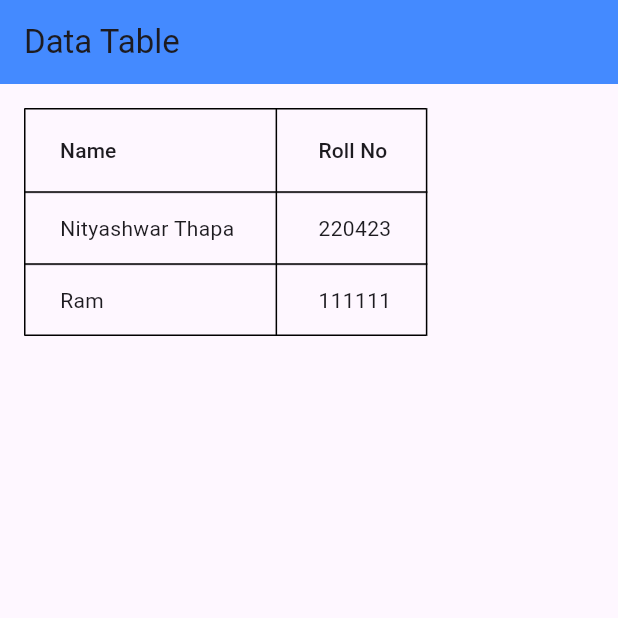
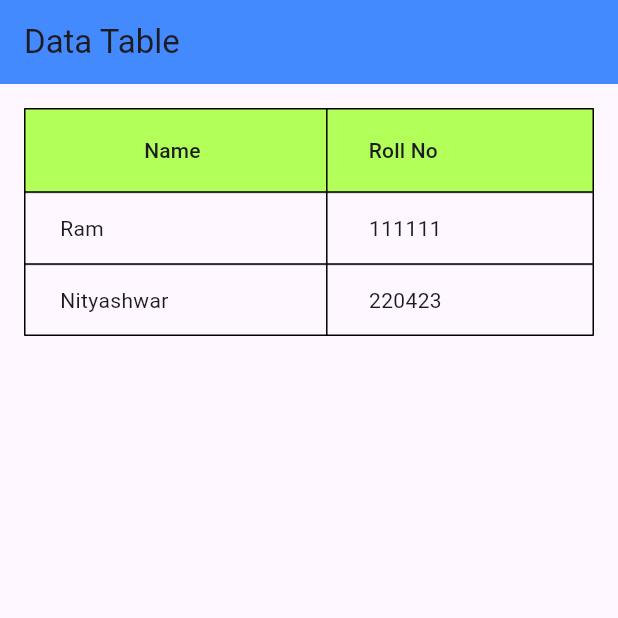
Before and after one commit to NityashwarThapa/flutterapp, a Flutter app: the screen it shows after launch, on a phone screen of 412 x 824 dp, the top half of it. Run offline on Flutter 3.47's test engine with Material 3 defaults, Android fonts, the phone set to English and light mode, and no system bars.

Commit message:
list and grid view

```diff
--- a/batch33/lib/app.dart
+++ b/batch33/lib/app.dart
@@ -18,7 +18,7 @@ class MyApp extends StatelessWidget {
   Widget build(BuildContext context) {
     return const MaterialApp(
       debugShowCheckedModeBanner: false,
-      home: DataTableScreen(),
+      home: DataTableView(),
     );
   }
 }
--- a/batch33/lib/list_and_grid_view.dart
+++ b/batch33/lib/list_and_grid_view.dart
@@ -1,22 +1,43 @@
 import 'package:flutter/material.dart';
 
-class DataTableScreen extends StatelessWidget {
-  const DataTableScreen({super.key});
+class DataTableView extends StatelessWidget {
+  const DataTableView({super.key});
 
   Widget displayDataTable() {
-    return DataTable(
+    return SizedBox(
+      height: double.infinity,
+      width: double.infinity,
+      child: DataTable(
+        headingRowColor: WidgetStateColor.resolveWith(
+          (states) => Colors.lightGreenAccent,
+        ),
         border: TableBorder.all(color: Colors.black),
         columns: const [
-        DataColumn(label: Text('Name')),
-        DataColumn(label: Text('Roll No')),
+          DataColumn(
+            label: Expanded(
+              child: Text(
+                'Name',
+                textAlign: TextAlign.center,
+              ),
+            ),
+          ),
+          DataColumn(
+            label: Expanded(
+              child: Text(
+                'Roll No',
+              ),
+            ),
+          )
         ],
         rows: const [
           DataRow(cells: [
-          DataCell(Text('Nityashwar Thapa')),
-          DataCell(Text('220423')),
+            DataCell(Text('Ram')),
+            DataCell(Text('111111')),
           ]),
-        DataRow(cells: [DataCell(Text("Ram")), DataCell(Text("111111"))])
+          DataRow(
+              cells: [DataCell(Text("Nityashwar")), DataCell(Text("220423"))])
         ],
+      ),
     );
   }
 
```
Lines whose indentation alone changed are shown as unchanged.
